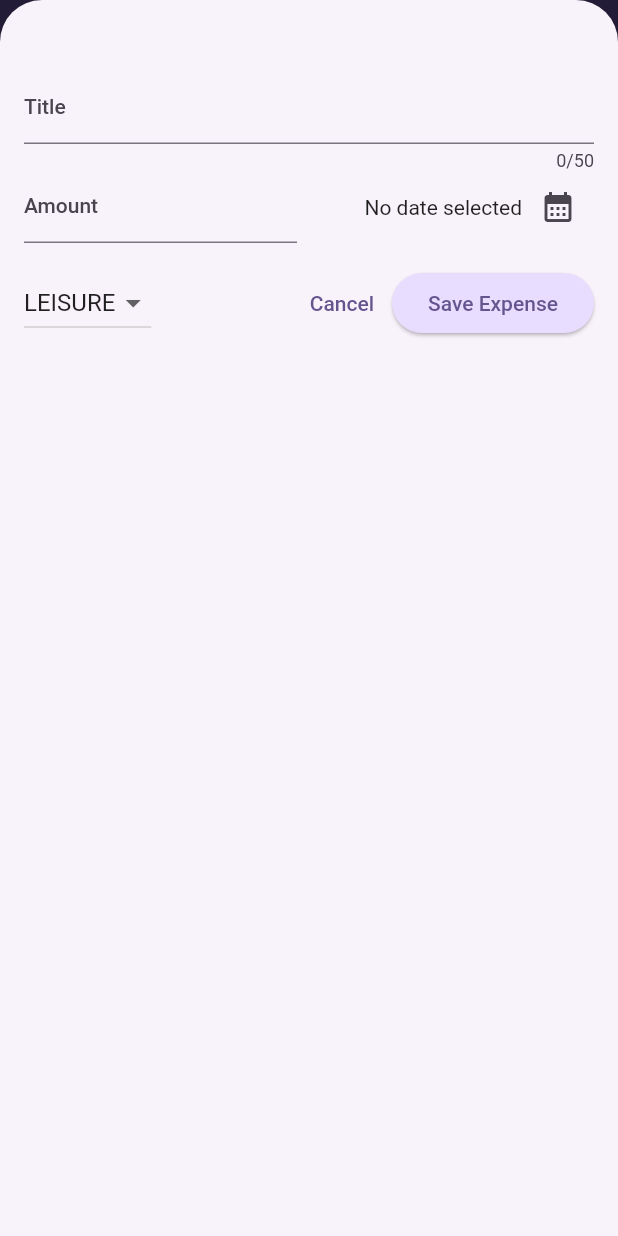
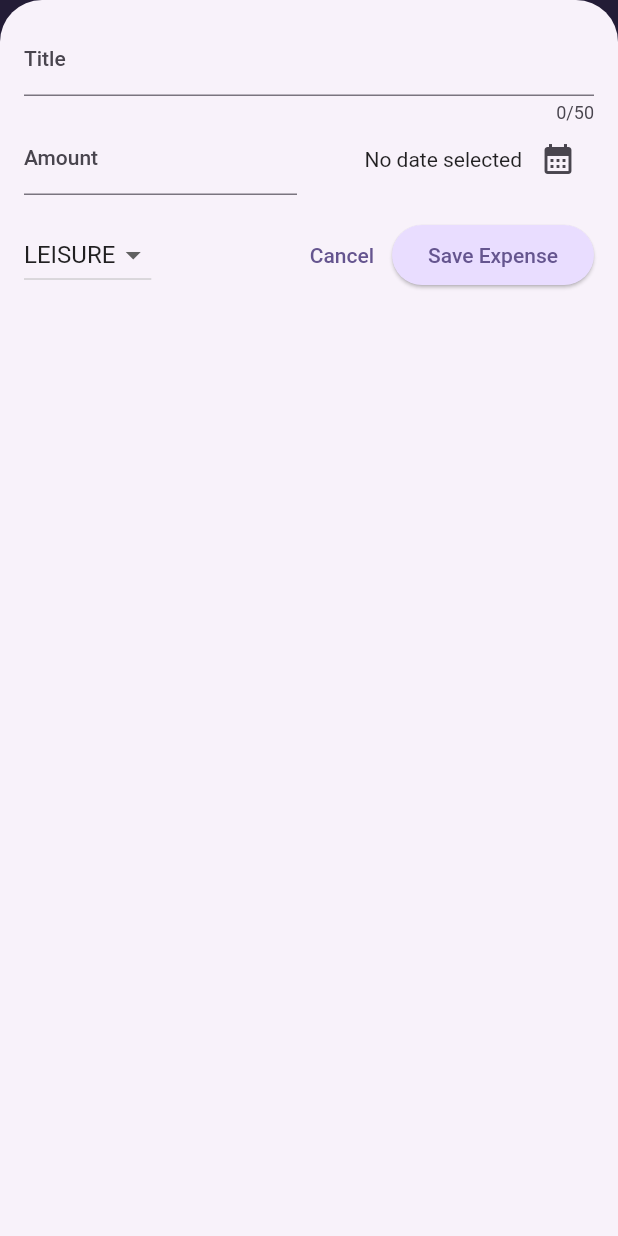
Before and after one commit to AnJasid/my_expense_tracker, a Flutter app: the screen it shows after launch, after a tap on the "add" icon, on a phone screen of 412 x 824 dp. Run offline on Flutter 3.47's test engine with Material 2 defaults, Android fonts, the light colour scheme and no system bars.

Commit message:
added responsiveness layout feature

```diff
--- a/lib/widgets/expenses.dart
+++ b/lib/widgets/expenses.dart
@@ -30,6 +30,7 @@
 
   void _openAddExpenseOverlay() {
     showModalBottomSheet(
+      useSafeArea: true,
       isScrollControlled: true,
       context: context,
       builder: (ctx) => NewExpense(onAddExpense: _addExpense),
@@ -66,6 +67,8 @@
 
   @override
   Widget build(BuildContext context) {
+    final width = MediaQuery.of(context).size.width;
+
     Widget mainContent = const Center(
       child: Text('No expenses found. Start adding some!'),
     );
@@ -88,13 +91,21 @@
           ),
         ],
       ),
-      body: Column(
-        children: <Widget>[
-          Chart(expenses: _registeredExpenses),
-          const Text('The Chart'),
-          Expanded(child: mainContent),
-        ],
-      ),
+      body: width < 600
+          ? Column(
+              children: <Widget>[
+                Chart(expenses: _registeredExpenses),
+                Expanded(child: mainContent),
+              ],
+            )
+          : Row(
+              children: [
+                Expanded(
+                  child: Chart(expenses: _registeredExpenses),
+                ),
+                Expanded(child: mainContent),
+              ],
+            ),
     );
   }
 }
--- a/lib/widgets/new_expense.dart
+++ b/lib/widgets/new_expense.dart
@@ -80,8 +80,12 @@
 
   @override
   Widget build(BuildContext context) {
-    return Padding(
-      padding: const EdgeInsets.fromLTRB(16, 48, 16, 16),
+    final keyboardSpace = MediaQuery.of(context).viewInsets.bottom;
+    return SizedBox(
+      height: double.infinity,
+      child: SingleChildScrollView(
+        child: Padding(
+          padding: EdgeInsets.fromLTRB(16, 16, 16, keyboardSpace + 16),
           child: Column(
             children: <Widget>[
               TextField(
@@ -162,6 +166,8 @@
               )
             ],
           ),
+        ),
+      ),
     );
   }
 }
```
Also changed, not shown: lib/main.dart (+7 -0 lines). Lines whose indentation alone changed are shown as unchanged.
